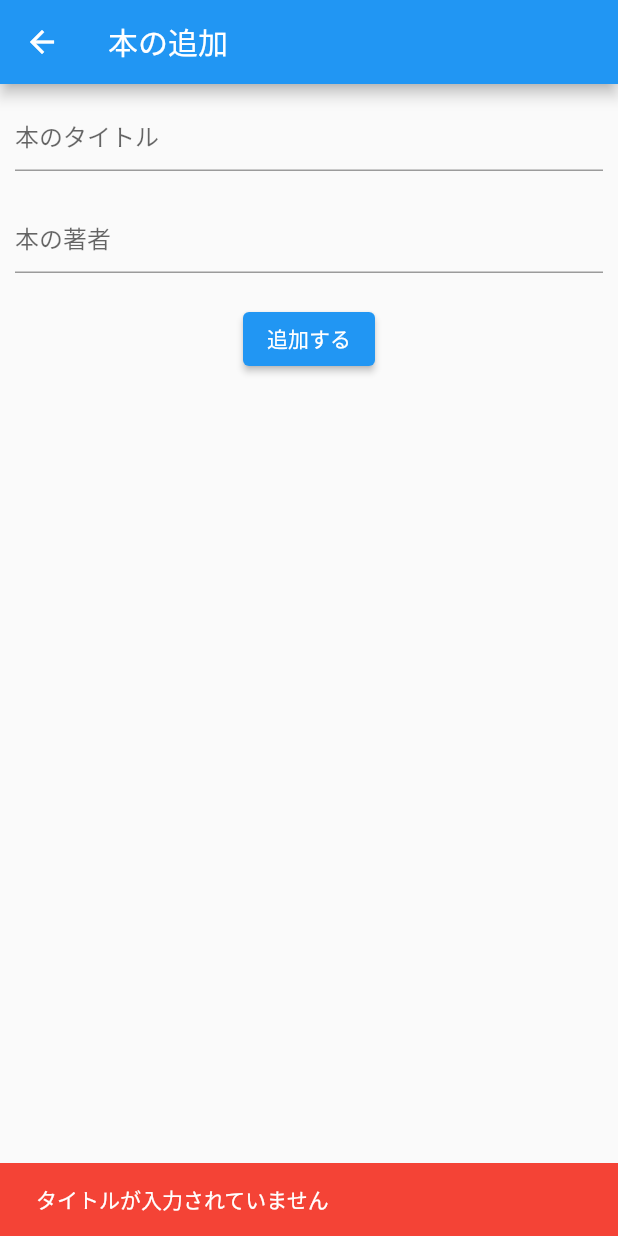
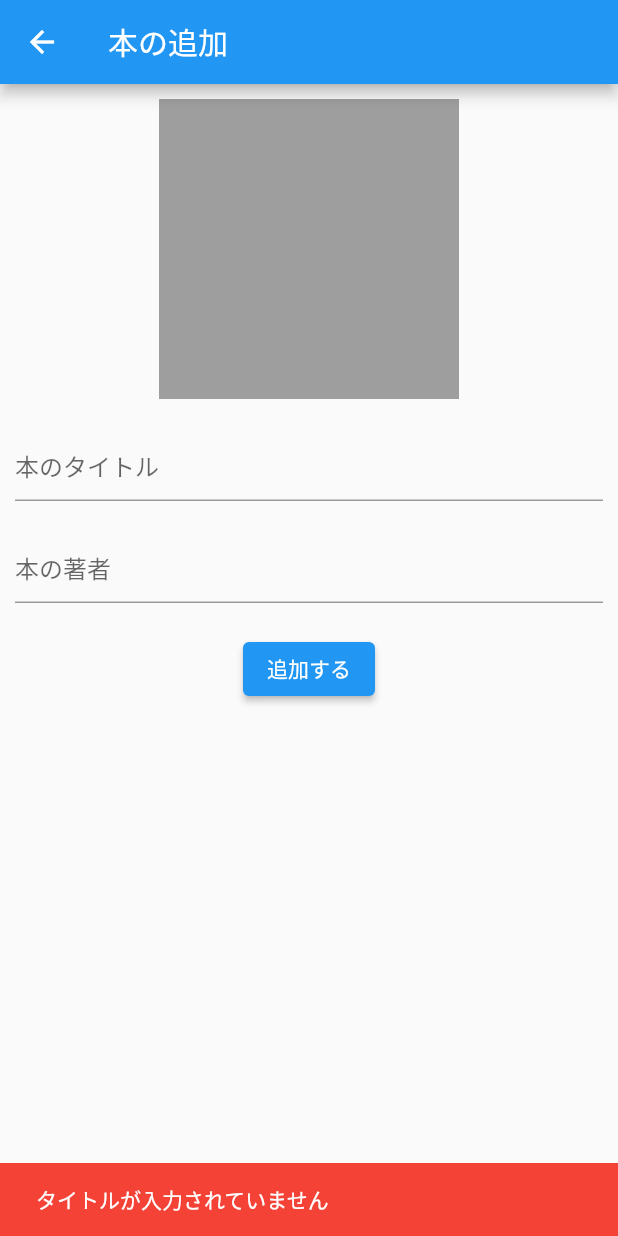
Before and after one commit to terupro/book_list_sample, a Flutter app: the AddBookPage screen opened directly, after a tap on "追加する", on a phone screen of 412 x 824 dp. Run offline on Flutter 3.47's test engine with Material 2 defaults, Android fonts, the phone set to English and light mode, and no system bars; our stand-ins replace cloud_firestore, firebase_core, firebase_storage, flutter_slidable, image_picker; accounts and stored records are empty.

Commit message:
画像の追加

```diff
--- a/lib/add_book/add_book_model.dart
+++ b/lib/add_book/add_book_model.dart
@@ -1,9 +1,28 @@
+import 'dart:io';
+
 import 'package:cloud_firestore/cloud_firestore.dart';
+import 'package:firebase_storage/firebase_storage.dart';
 import 'package:flutter/material.dart';
+import 'package:image_picker/image_picker.dart';
 
 class AddBookModel extends ChangeNotifier {
   String? title;
   String? author;
+  File? imageFile;
+  bool isLoading = false;
+
+  final picker = ImagePicker();
+
+  // ローディングを制御
+  void startLoading() {
+    isLoading = true;
+    notifyListeners();
+  }
+
+  void endLoading() {
+    isLoading = false;
+    notifyListeners();
+  }
 
   Future addBook() async {
     if (title == null || title == "") {
@@ -14,10 +33,32 @@
       throw '著者が入力されていません';
     }
 
+    // idを取得
+    final doc = FirebaseFirestore.instance.collection('books').doc();
+
+    String? imgURL;
+
+    // storageにアップロード
+    if (imageFile != null) {
+      final task = await FirebaseStorage.instance
+          .ref('books/${doc.id}')
+          .putFile(imageFile!);
+      imgURL = await task.ref.getDownloadURL();
+    }
+
     // firestoreに追加
-    await FirebaseFirestore.instance.collection('books').add({
+    await doc.set({
       'title': title,
       'author': author,
+      'imgURL': imgURL,
     });
   }
+
+  Future pickImage() async {
+    final pickedFile = await picker.pickImage(source: ImageSource.gallery);
+    if (pickedFile != null) {
+      imageFile = File(pickedFile.path);
+      notifyListeners();
+    }
+  }
 }
--- a/lib/add_book/add_book_page.dart
+++ b/lib/add_book/add_book_page.dart
@@ -15,10 +15,27 @@
         ),
         body: Center(
           child: Consumer<AddBookModel>(builder: (context, model, child) {
-            return Padding(
+            return Stack(
+              children: [
+                Padding(
                   padding: const EdgeInsets.all(10.0),
                   child: Column(
                     children: [
+                      GestureDetector(
+                        child: SizedBox(
+                          width: 200,
+                          height: 200,
+                          child: model.imageFile != null
+                              ? Image.file(model.imageFile!)
+                              : Container(
+                                  color: Colors.grey,
+                                ),
+                        ),
+                        onTap: () async {
+                          await model.pickImage();
+                        },
+                      ),
+                      const SizedBox(height: 20),
                       TextField(
                         onChanged: (value) {
                           model.title = value;
@@ -40,6 +57,7 @@
                       ElevatedButton(
                         onPressed: () async {
                           try {
+                            model.startLoading();
                             await model.addBook();
                             Navigator.of(context).pop(true);
                           } catch (e) {
@@ -47,13 +65,25 @@
                               backgroundColor: Colors.red,
                               content: Text(e.toString()),
                             );
-                        ScaffoldMessenger.of(context).showSnackBar(snackBar);
+                            ScaffoldMessenger.of(context)
+                                .showSnackBar(snackBar);
+                          } finally {
+                            model.endLoading();
                           }
                         },
                         child: const Text('追加する'),
                       ),
                     ],
                   ),
+                ),
+                if (model.isLoading)
+                  Container(
+                    color: Colors.black54,
+                    child: const Center(
+                      child: CircularProgressIndicator(),
+                    ),
+                  ),
+              ],
             );
           }),
         ),
--- a/lib/book_list/book_list_model.dart
+++ b/lib/book_list/book_list_model.dart
@@ -17,7 +17,8 @@
       final String id = document.id;
       final String title = data['title'];
       final String author = data['author'];
-      return Book(id, title, author);
+      final String? imgURL = data['imgURL'];
+      return Book(id, title, author, imgURL);
     }).toList();
 
     this.books = books;
--- a/lib/edit_book/edit_book_model.dart
+++ b/lib/edit_book/edit_book_model.dart
@@ -5,8 +5,8 @@
 class EditBookModel extends ChangeNotifier {
   final Book book;
   EditBookModel(this.book) {
-    titleController.text = book.title!;
-    authorController.text = book.author!;
+    titleController.text = book.title;
+    authorController.text = book.author;
   }
 
   final titleController = TextEditingController();
--- a/pubspec.yaml
+++ b/pubspec.yaml
@@ -30,9 +30,11 @@
   cloud_firestore: ^3.1.15
   cupertino_icons: ^1.0.2
   firebase_core: ^1.17.0
+  firebase_storage: ^10.2.16
   flutter:
     sdk: flutter
   flutter_slidable: ^1.2.0
+  image_picker: ^0.8.5+3
   provider: ^6.0.2
 
 dev_dependencies:
```
Also changed, not shown: lib/book_list/book_list_page.dart (+5 -2 lines), lib/domain/book.dart (+5 -4 lines), pubspec.lock, 3 other files. Lines whose indentation alone changed are shown as unchanged.
